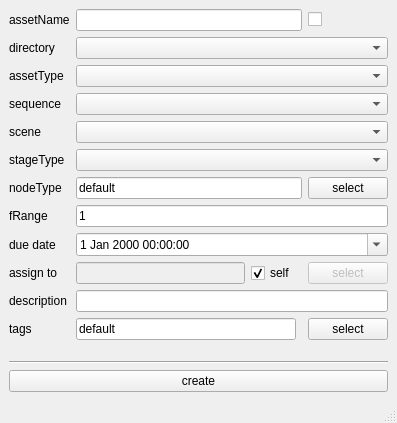
Above: rbhusUI/lib/rbhusPipeAssetCreateMod.ui from aumanimationstudios/rbhus before the change. Below: the same form after it.
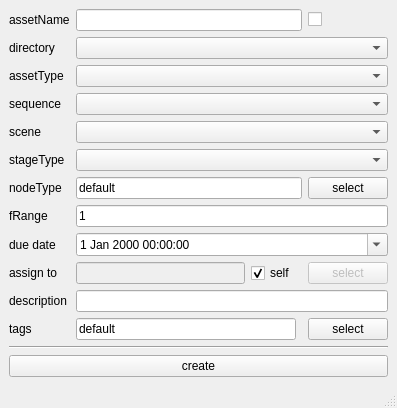
That is the form after the change.

```diff
--- a/rbhusUI/lib/rbhusPipeAssetCreateMod.ui
+++ b/rbhusUI/lib/rbhusPipeAssetCreateMod.ui
@@ -10,7 +10,7 @@
     <x>0</x>
     <y>0</y>
     <width>397</width>
-    <height>423</height>
+    <height>381</height>
    </rect>
   </property>
   <property name="windowTitle">
```
Left out of the diff: 6 changed lines with no effect on the pictures.
